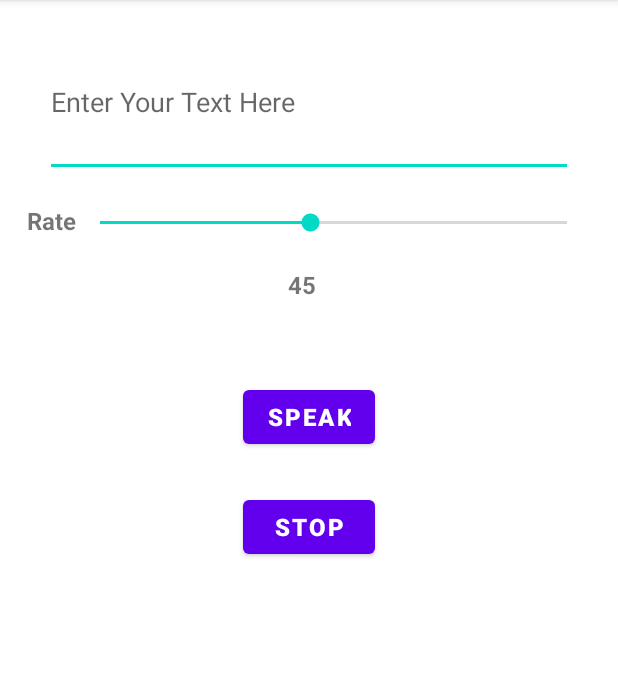
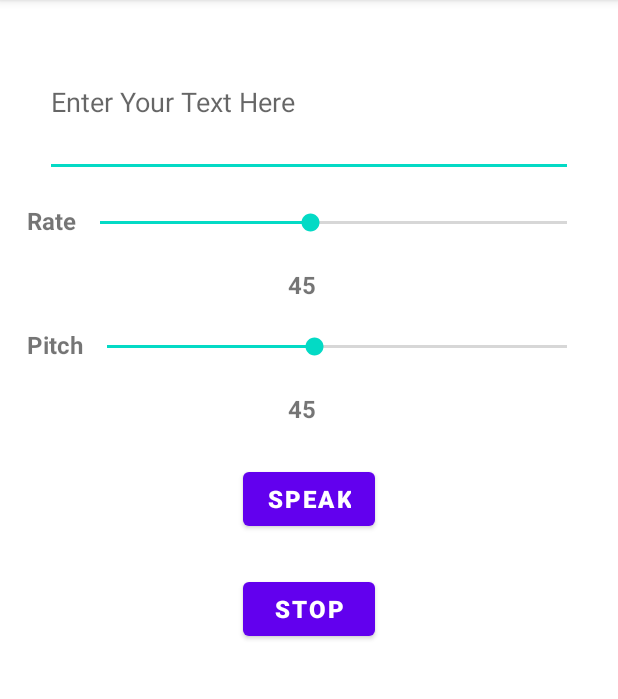
Before and after one commit to codex-iter/Text-to-Speech-App, an Android app: the TextToSpeechEngine screen opened directly, with no data from a screen before it, on a phone screen of 412 x 824 dp, the part 75-774 px from its top. Run offline under Robolectric (Android 15) with nearby library versions, the phone set to English and light mode, and no system bars.

Commit message:
added pitch of speech functionality

```diff
--- a/app/src/main/java/com/example/text_to_speech_app/TextToSpeechEngine.java
+++ b/app/src/main/java/com/example/text_to_speech_app/TextToSpeechEngine.java
@@ -25,10 +25,16 @@ public class TextToSpeechEngine extends AppCompatActivity {
 
     SeekBar speechRate;
     TextView tv_rate;
+    SeekBar speechPitch;
+    TextView tv_pitch;
 
     float rate = 1.0f;
     float step = 0.02f;
     float min = 0.1f;
+
+    float pitch = 1.0f;
+
+
 
 
 
@@ -47,9 +53,11 @@ public class TextToSpeechEngine extends AppCompatActivity {
         stop = findViewById(R.id.bt_stop);
 
         tv_rate = findViewById(R.id.tv_rate);
+        tv_pitch = findViewById(R.id.tv_pitch);
 
         tv_rate.setText("45");
-//        tv_rate.setVisibility(View.VISIBLE);
+        tv_pitch.setText("45");
+
         speechRate = findViewById(R.id.sb_rate);
         speechRate.setOnSeekBarChangeListener(new SeekBar.OnSeekBarChangeListener() {
             @Override
@@ -72,6 +80,27 @@ public class TextToSpeechEngine extends AppCompatActivity {
             }
         });
 
+        speechPitch = findViewById(R.id.sb_pitch);
+        speechPitch.setOnSeekBarChangeListener(new SeekBar.OnSeekBarChangeListener() {
+            @Override
+            public void onProgressChanged(SeekBar seekBar, int progress, boolean b) {
+                pitch = min+(progress*step);
+                tts.setPitch(pitch);
+                tv_pitch.setText(Integer.toString(progress));
+
+            }
+
+            @Override
+            public void onStartTrackingTouch(SeekBar seekBar) {
+
+            }
+
+            @Override
+            public void onStopTrackingTouch(SeekBar seekBar) {
+
+            }
+        });
+
 
         tts =new TextToSpeech(TextToSpeechEngine.this, new TextToSpeech.OnInitListener() {
             @Override
@@ -80,6 +109,7 @@ public class TextToSpeechEngine extends AppCompatActivity {
                 if(i == TextToSpeech.SUCCESS){
                     result = tts.setLanguage(Locale.UK);
                     tts.setSpeechRate(rate);
+                    tts.setPitch(pitch);
                 }
                 else{
                     Toast.makeText(getApplicationContext(), "Feature not supported on your device", Toast.LENGTH_SHORT).show();
--- a/app/src/main/res/layout/activity_text_to_speech_engine.xml
+++ b/app/src/main/res/layout/activity_text_to_speech_engine.xml
@@ -95,7 +95,41 @@
             <TextView
                 android:id="@+id/tv_rate"
                 android:layout_width="50dp"
-                android:layout_height="50dp"
+                android:layout_height="wrap_content"
+                android:textSize="16sp"
+                android:textStyle="bold"
+                android:layout_marginHorizontal="192dp"/>
+
+            <LinearLayout
+                android:layout_width="match_parent"
+                android:layout_height="wrap_content"
+                android:orientation="horizontal"
+                android:padding="18dp">
+
+                <TextView
+                    android:id="@+id/label_pitch"
+                    android:layout_width="wrap_content"
+                    android:layout_height="wrap_content"
+                    android:text="Pitch"
+                    android:textStyle="bold"
+                    android:textSize="16sp"
+                    />
+
+
+                <SeekBar
+                    android:id="@+id/sb_pitch"
+                    android:layout_width="match_parent"
+                    android:layout_height="wrap_content"
+                    android:progress="45"
+                    android:layout_weight="1"
+                    android:padding="3dp"
+                    />
+
+            </LinearLayout>
+            <TextView
+                android:id="@+id/tv_pitch"
+                android:layout_width="50dp"
+                android:layout_height="wrap_content"
                 android:textSize="16sp"
                 android:textStyle="bold"
                 android:layout_marginHorizontal="192dp"/>
```
